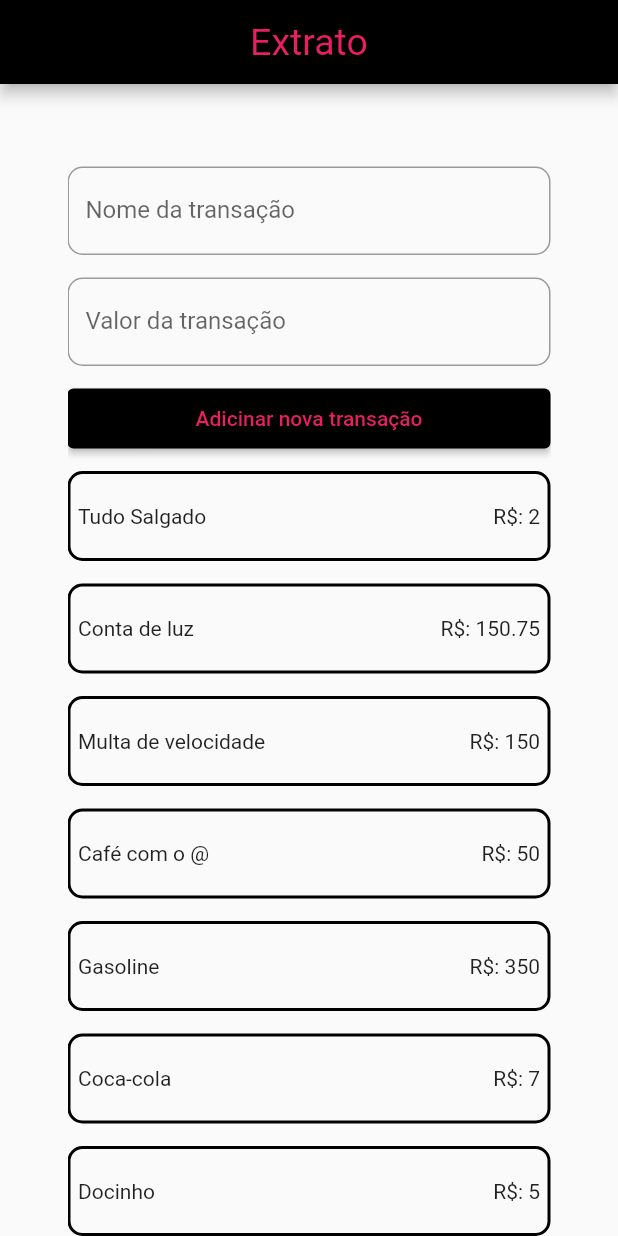
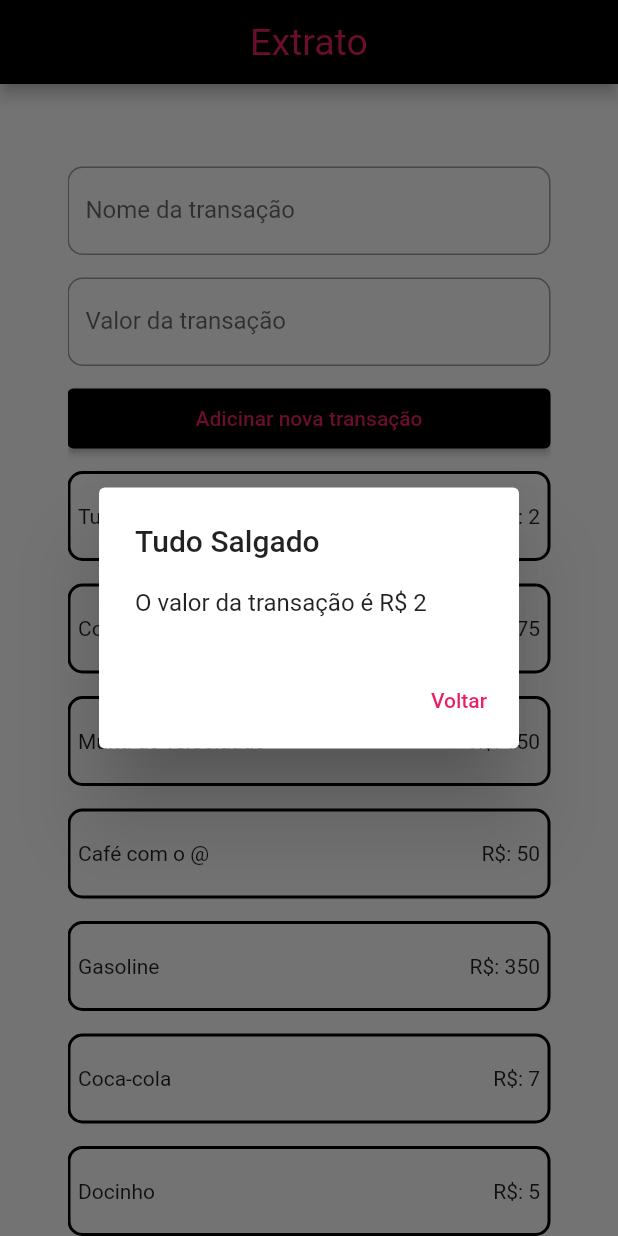
Before and after one commit to EduardoSerafim/Revisao-Flutter, a Flutter app: the TransactionPage widget shown alone on an empty page, opened directly, after a tap on "Tudo Salgado", on a phone screen of 412 x 824 dp. Run offline on Flutter 3.47's test engine with Material 2 defaults, Android fonts, the phone set to English and light mode, and no system bars.

```diff
--- a/lib/src/app/modules/transaction/transaction_page.dart
+++ b/lib/src/app/modules/transaction/transaction_page.dart
@@ -52,17 +52,21 @@ class _TransactionPageState extends State<TransactionPage> {
     });
   }
 
-  Future<void> _showDialog(String transactionName, transactionValue) async {
+  Future<void> _showDialog({required String transactionName, required String transactionValue}) async {
     return showDialog<void>(
+      barrierDismissible: false,
         context: context,
-        builder: (BuildContextcontext) {
+        builder: (BuildContext context) {
           return AlertDialog(
             title: Text(transactionName),
             content: SingleChildScrollView(
-              child: Container(
-                child: Text('O valor da transação é de: $transactionValue '),
-              ),
+              child: Text('O valor da transação é R\$ $transactionValue'),
             ),
+            actions: <Widget>[
+              TextButton(onPressed: (){
+                Navigator.of(context).pop();
+              }, child: Text('Voltar'))
+            ],
           );
         });
   }
@@ -104,16 +108,16 @@ class _TransactionPageState extends State<TransactionPage> {
                   shrinkWrap: true,
                   itemCount: transactionList.length,
                   itemBuilder: (context, index) {
-                    var listaItem = transactionList[index];
+                    var transactionItem = transactionList[index];
                     return MouseRegion(
                       cursor: SystemMouseCursors.click,
                       child: GestureDetector(
                         onTap: () {
-                          print(listaItem.transactionName);
+                          _showDialog(transactionName:transactionItem.transactionName.toString(), transactionValue:transactionItem.transactionValue.toString());
                         },
                         child: StandartCardContent(
-                            leftText: listaItem.transactionName!,
-                            rightText: 'R\$: ${listaItem.transactionValue}'),
+                            leftText: transactionItem.transactionName!,
+                            rightText: 'R\$: ${transactionItem.transactionValue}'),
                       ),
                     );
                   }),
```
